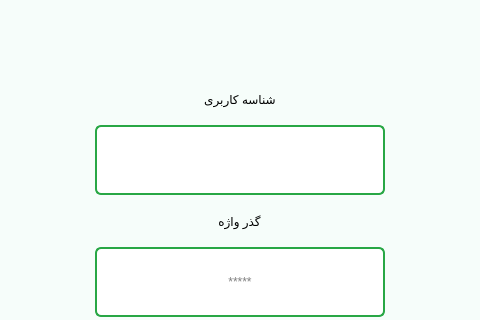
This is main.ui in Farazist/raspberrypi-app as Qt 5 draws it before an edit; both pictures show x 260 to 740 and y 122 to 442 of the 1000 by 600 pixel window. The edited form follows.
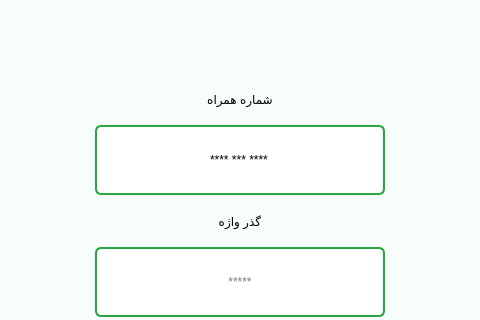
This is the edited form. The open tabs and pages were chosen to show the change. Icons and pictures are not drawn.

The edit to the form file:
```diff
--- a/main.ui
+++ b/main.ui
@@ -347,6 +347,9 @@
             <property name="alignment">
              <set>Qt::AlignCenter</set>
             </property>
+            <property name="placeholderText">
+             <string>1****</string>
+            </property>
            </widget>
           </item>
           <item alignment="Qt::AlignHCenter">
@@ -410,6 +413,161 @@
         </item>
        </layout>
       </widget>
+      <widget class="QWidget" name="pageSignInUserMobileNumber">
+       <layout class="QVBoxLayout" name="verticalLayout_30">
+        <item>
+         <layout class="QVBoxLayout" name="vLayoutSignInUserMobileNumber">
+          <item alignment="Qt::AlignHCenter">
+           <widget class="QLabel" name="label_11">
+            <property name="maximumSize">
+             <size>
+              <width>16777215</width>
+              <height>40</height>
+             </size>
+            </property>
+            <property name="styleSheet">
+             <string notr="true">font: 20pt &quot;IRANSans&quot;;</string>
+            </property>
+            <property name="text">
+             <string>   </string>
+            </property>
+           </widget>
+          </item>
+          <item alignment="Qt::AlignHCenter">
+           <widget class="QLabel" name="lblUserMobile">
+            <property name="minimumSize">
+             <size>
+              <width>0</width>
+              <height>0</height>
+             </size>
+            </property>
+            <property name="maximumSize">
+             <size>
+              <width>16777215</width>
+              <height>40</height>
+             </size>
+            </property>
+            <property name="styleSheet">
+             <string notr="true">
+font: 20pt &quot;IRANSans&quot;;
+color:#000000;</string>
+            </property>
+            <property name="text">
+             <string>شماره همراه</string>
+            </property>
+            <property name="alignment">
+             <set>Qt::AlignCenter</set>
+            </property>
+           </widget>
+          </item>
+          <item alignment="Qt::AlignHCenter">
+           <widget class="QLineEdit" name="tbUserMobile">
+            <property name="minimumSize">
+             <size>
+              <width>290</width>
+              <height>70</height>
+             </size>
+            </property>
+            <property name="maximumSize">
+             <size>
+              <width>290</width>
+              <height>70</height>
+             </size>
+            </property>
+            <property name="styleSheet">
+             <string notr="true">background-color: #ffffff; 
+padding: 3px; 
+border: 2px solid #28a745;
+border-radius: 6px;
+font: 26pt &quot;IRANSansFaNum&quot;;
+color:#000000;</string>
+            </property>
+            <property name="inputMethodHints">
+             <set>Qt::ImhDigitsOnly</set>
+            </property>
+            <property name="inputMask">
+             <string>**** *** ****</string>
+            </property>
+            <property name="text">
+             <string>**** *** ****</string>
+            </property>
+            <property name="maxLength">
+             <number>13</number>
+            </property>
+            <property name="echoMode">
+             <enum>QLineEdit::Normal</enum>
+            </property>
+            <property name="alignment">
+             <set>Qt::AlignCenter</set>
+            </property>
+            <property name="placeholderText">
+             <string>09** *** ****</string>
+            </property>
+           </widget>
+          </item>
+          <item alignment="Qt::AlignHCenter">
+           <widget class="QLabel" name="lblUserPassword2">
+            <property name="maximumSize">
+             <size>
+              <width>16777215</width>
+              <height>40</height>
+             </size>
+            </property>
+            <property name="styleSheet">
+             <string notr="true">font: 20pt &quot;IRANSans&quot;;
+color:#000000;</string>
+            </property>
+            <property name="frameShape">
+             <enum>QFrame::NoFrame</enum>
+            </property>
+            <property name="text">
+             <string>گذر واژه</string>
+            </property>
+           </widget>
+          </item>
+          <item alignment="Qt::AlignHCenter">
+           <widget class="QLineEdit" name="tbUserPasswordMobile">
+            <property name="minimumSize">
+             <size>
+              <width>290</width>
+              <height>70</height>
+             </size>
+            </property>
+            <property name="maximumSize">
+             <size>
+              <width>290</width>
+              <height>70</height>
+             </size>
+            </property>
+            <property name="styleSheet">
+             <string notr="true">background-color: #ffffff; 
+padding: 3px; 
+border: 2px solid #28a745;
+border-radius: 6px;
+font: 26pt &quot;IRANSansFaNum&quot;;
+color:#000000;</string>
+            </property>
+            <property name="inputMethodHints">
+             <set>Qt::ImhDigitsOnly|Qt::ImhHiddenText|Qt::ImhNoAutoUppercase|Qt::ImhNoPredictiveText|Qt::ImhPreferNumbers|Qt::ImhSensitiveData</set>
+            </property>
+            <property name="text">
+             <string/>
+            </property>
+            <property name="echoMode">
+             <enum>QLineEdit::Password</enum>
+            </property>
+            <property name="alignment">
+             <set>Qt::AlignCenter</set>
+            </property>
+            <property name="placeholderText">
+             <string>*****</string>
+            </property>
+           </widget>
+          </item>
+         </layout>
+        </item>
+       </layout>
+      </widget>
       <widget class="QWidget" name="pageMainMenu">
        <layout class="QVBoxLayout" name="verticalLayout_5">
         <item>
```
Left out of the diff: 95 changed lines with no effect on the pictures.
